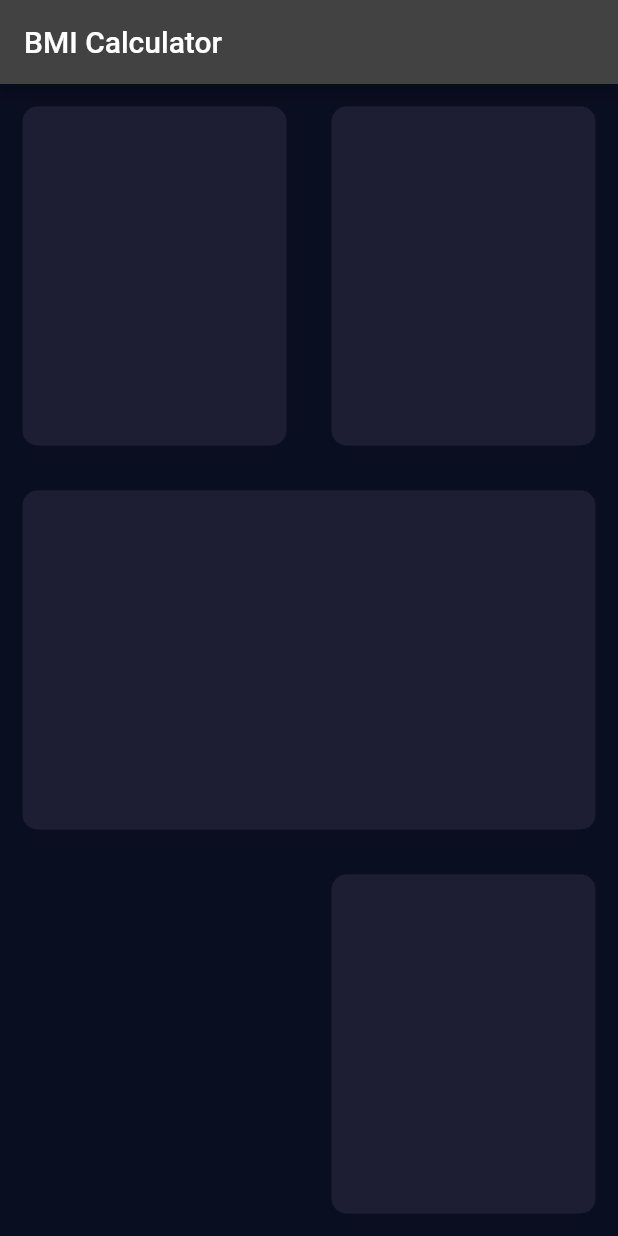
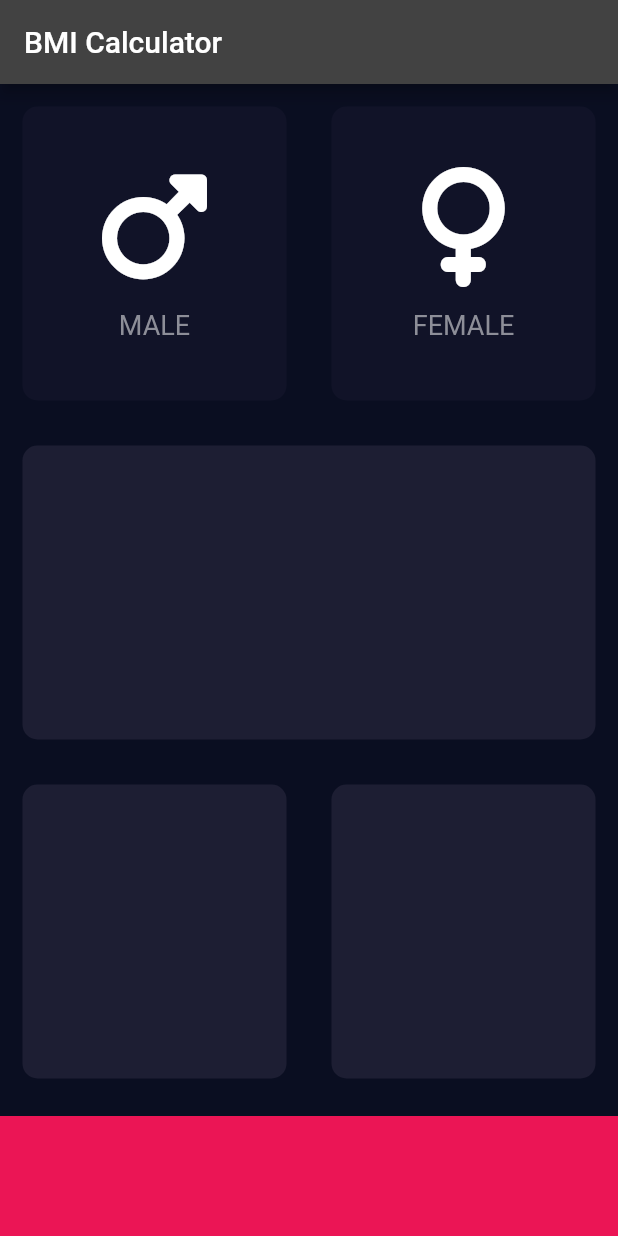
Before and after one commit to hshehabu/flutter-bmi-calculator, a Flutter app: the screen it shows after launch, on a phone screen of 412 x 824 dp. Run offline on Flutter 3.47's test engine with Material 2 defaults, Android fonts, the phone set to English and light mode, and no system bars; our stand-ins replace font_awesome_flutter.

Commit message:
font awsome , modularized , icons

```diff
--- /dev/null
+++ b/lib/icon_content.dart
@@ -0,0 +1,33 @@
+import 'package:flutter/material.dart';
+const labelStyle = TextStyle(
+  fontSize: 18.0,
+  color: Color(0xFF8D8E98),
+);
+const iconSize = 80.0;
+
+class IconContent extends StatelessWidget {
+  final IconData icon;
+  final String label;
+
+  const IconContent({super.key, required this.icon, required this.label});
+
+  @override
+  Widget build(BuildContext context) {
+    return Column(
+      mainAxisAlignment: MainAxisAlignment.center,
+      children: [
+        Icon(
+          icon,
+          size: iconSize,
+        ),
+        const SizedBox(
+          height: 15.0,
+        ),
+        Text(
+          label,
+          style: labelStyle,
+        )
+      ],
+    );
+  }
+}
--- a/lib/input_page.dart
+++ b/lib/input_page.dart
@@ -1,4 +1,12 @@
 import 'package:flutter/material.dart';
+import 'package:font_awesome_flutter/font_awesome_flutter.dart';
+import 'reusable_card.dart';
+import 'icon_content.dart';
+
+const activeCardColor = Color(0xFF1D1E33);
+const inActiveCardColor = Color(0xFF111328);
+const bottomContainerHeight = 80.0;
+const bottomContainerColor = Color(0xFFEB1555);
 
 class InputPage extends StatefulWidget {
   const InputPage({Key? key}) : super(key: key);
@@ -8,6 +16,31 @@ class InputPage extends StatefulWidget {
 }
 
 class _InputPageState extends State<InputPage> {
+  Color maleCardColor = inActiveCardColor;
+  Color femaleCardColor = inActiveCardColor;
+
+  void updateColor(int gender) {
+    // gender == 1 ? maleCardColor == inActiveCardColor ? maleCardColor = activeCardColor :  maleCardColor = inActiveCardColor :
+    // gender == 2 ? femaleCardColor == inActiveCardColor ? femaleCardColor = activeCardColor : femaleCardColor = inActiveCardColor
+    // ;
+    if (gender == 1) {
+      if (maleCardColor == inActiveCardColor) {
+        maleCardColor = activeCardColor;
+        femaleCardColor = inActiveCardColor;
+      } else {
+        maleCardColor = inActiveCardColor;
+      }
+    }
+    if(gender == 2){
+      if (femaleCardColor == inActiveCardColor) {
+        femaleCardColor = activeCardColor;
+        maleCardColor = inActiveCardColor;
+      } else {
+        femaleCardColor = inActiveCardColor;
+      }
+    }
+  }
+
   @override
   Widget build(BuildContext context) {
     return Scaffold(
@@ -18,51 +51,71 @@ class _InputPageState extends State<InputPage> {
           children: [
             Expanded(
               child: Row(
-              children:  const [
+                children: [
                   Expanded(
-                  child: ReusableCard(colour: Color(0xFF1D1E33),),
+                    child: GestureDetector(
+                      onTap: () {
+                        setState(() {
+                          updateColor(1);
+                        });
+                      },
+                      child: ReusableCard(
+                        colour: maleCardColor,
+                        cardChild: const IconContent(
+                          icon: FontAwesomeIcons.mars,
+                          label: 'MALE',
+                        ),
+                      ),
+                    ),
                   ),
                   Expanded(
-                  child: ReusableCard(colour: Color(0xFF1D1E33),),
+                    child: GestureDetector(
+                      onTap: () {
+                        setState(() {
+                          updateColor(2);
+                        });
+                      },
+                      child: ReusableCard(
+                        colour: femaleCardColor,
+                        cardChild: const IconContent(
+                          icon: FontAwesomeIcons.venus,
+                          label: 'FEMALE',
+                        ),
+                      ),
+                    ),
                   )
+                ],
+              ),
+            ),
+            Expanded(
+                child: Row(
+              children: const [
+                Expanded(
+                  child: ReusableCard(
+                    colour: activeCardColor,
+                  ),
+                ),
               ],
             )),
             Expanded(
               child: Row(
                 children: const [
                   Expanded(
-                  child: ReusableCard(colour: Color(0xFF1D1E33)),
-                ),
-              ],
-            )),
-            Expanded(
-                child: Row(
-              children:  const [
-                Expanded(
-                  child: ReusableCard(colour: Colors.transparent),
+                    child: ReusableCard(colour: activeCardColor),
                   ),
                   Expanded(
-                  child: ReusableCard(colour: Color(0xFF1D1E33)),
+                    child: ReusableCard(colour: activeCardColor),
                   )
                 ],
-            )),
+              ),
+            ),
+            Container(
+              color: bottomContainerColor,
+              margin: const EdgeInsets.only(top: 10.0),
+              width: double.infinity,
+              height: bottomContainerHeight,
+            ),
           ],
         ));
   }
 }
-
-class ReusableCard extends StatelessWidget {
-  const ReusableCard({super.key, required this.colour});
- final Color colour;
-
-  @override
-  Widget build(BuildContext context) {
-    return Container(
-      margin: const EdgeInsets.all(15.0),
-      decoration: BoxDecoration(
-        borderRadius: BorderRadius.circular(10.0),
-        color:  colour,
-      ),
-    );
-  }
-}
--- /dev/null
+++ b/lib/reusable_card.dart
@@ -0,0 +1,20 @@
+import 'package:flutter/material.dart';
+class ReusableCard extends StatelessWidget {
+  const ReusableCard({super.key, required this.colour, this.cardChild});
+  final Color colour;
+  final Widget? cardChild;
+
+  @override
+  Widget build(BuildContext context) {
+    return GestureDetector(
+      child: Container(
+        margin: const EdgeInsets.all(15.0),
+        decoration: BoxDecoration(
+          borderRadius: BorderRadius.circular(10.0),
+          color: colour,
+        ),
+        child: cardChild,
+      ),
+    );
+  }
+}
```
Also changed, not shown: pubspec.yaml (+1 -60 lines), pubspec.lock. Lines whose indentation alone changed are shown as unchanged.
